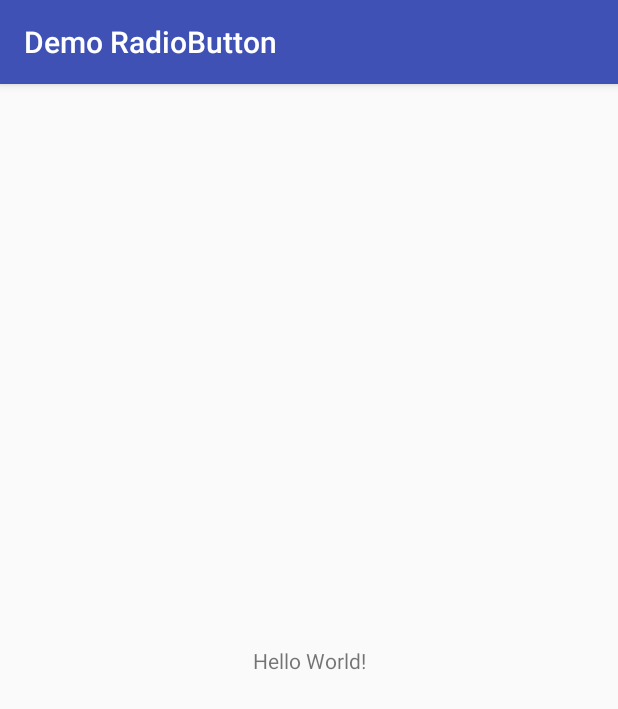
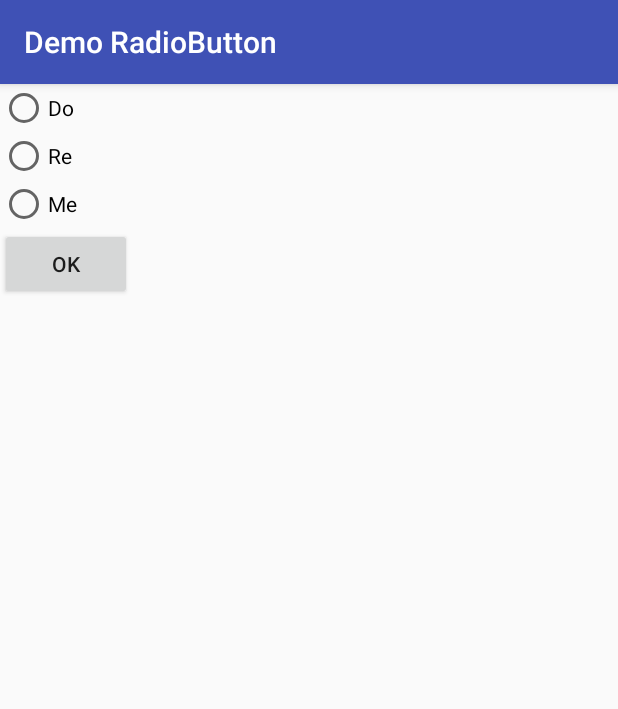
Before and after one commit to teozhirong1998/DemoRadioButton, an Android app: the screen it shows after launch (MainActivity), on a phone screen of 412 x 824 dp. Shown: the top 709 px of the screen. Run offline under Robolectric (Android 15) with nearby library versions, the phone set to English and light mode, and no system bars.

Commit message:
Update on activity_main and MainActivity

```diff
--- a/app/src/main/java/com/example/a16022635/demoradiobutton/MainActivity.java
+++ b/app/src/main/java/com/example/a16022635/demoradiobutton/MainActivity.java
@@ -2,12 +2,37 @@ package com.example.a16022635.demoradiobutton;
 
 import android.support.v7.app.AppCompatActivity;
 import android.os.Bundle;
+import android.view.View;
+import android.widget.Button;
+import android.widget.RadioButton;
+import android.widget.RadioGroup;
+import android.widget.Toast;
 
 public class MainActivity extends AppCompatActivity {
+
+    Button btnOk;
+    RadioGroup rg;
+    RadioButton rb;
 
     @Override
     protected void onCreate(Bundle savedInstanceState) {
         super.onCreate(savedInstanceState);
         setContentView(R.layout.activity_main);
-    }
+
+        btnOk = (Button) findViewById(R.id.btnOk);
+
+        btnOk.setOnClickListener(new View.OnClickListener() {
+            @Override
+            public void onClick(View v) {
+                //Get the RadioGroup object
+                rg = (RadioGroup) findViewById(R.id.radioGroup);
+                //Get the ID of the selected radio button in the RadioGroup
+                int selectedButtonId = rg.getCheckedRadioButtonId();
+                //Get the radio button object from the ID we had gotten above
+                rb = (RadioButton) findViewById(selectedButtonId);
+                //Show a Toast that display the text on the text on the selected radio button
+                Toast.makeText(getBaseContext(), rb.getText(), Toast.LENGTH_LONG).show();
+            }
+        });
+    };
 }
--- a/app/src/main/res/layout/activity_main.xml
+++ b/app/src/main/res/layout/activity_main.xml
@@ -1,18 +1,45 @@
 <?xml version="1.0" encoding="utf-8"?>
-<android.support.constraint.ConstraintLayout xmlns:android="http://schemas.android.com/apk/res/android"
+<LinearLayout xmlns:android="http://schemas.android.com/apk/res/android"
     xmlns:app="http://schemas.android.com/apk/res-auto"
     xmlns:tools="http://schemas.android.com/tools"
     android:layout_width="match_parent"
     android:layout_height="match_parent"
+    android:orientation="vertical"
     tools:context=".MainActivity">
 
-    <TextView
-        android:layout_width="wrap_content"
-        android:layout_height="wrap_content"
-        android:text="Hello World!"
-        app:layout_constraintBottom_toBottomOf="parent"
-        app:layout_constraintLeft_toLeftOf="parent"
-        app:layout_constraintRight_toRightOf="parent"
-        app:layout_constraintTop_toTopOf="parent" />
+    <RadioGroup
+        android:id="@+id/radioGroup"
+        android:layout_width="match_parent"
+        android:layout_height="wrap_content">
 
-</android.support.constraint.ConstraintLayout>
+        <RadioButton
+            android:id="@+id/radioButton3"
+            android:layout_width="wrap_content"
+            android:layout_height="wrap_content"
+            android:layout_weight="1"
+            android:text="Do" />
+
+        <RadioButton
+            android:id="@+id/radioButton2"
+            android:layout_width="wrap_content"
+            android:layout_height="wrap_content"
+            android:layout_weight="1"
+            android:text="Re" />
+
+        <RadioButton
+            android:id="@+id/radioButton"
+            android:layout_width="wrap_content"
+            android:layout_height="wrap_content"
+            android:layout_weight="1"
+            android:text="Me" />
+
+        <Button
+            android:id="@+id/btnOk"
+            android:layout_width="wrap_content"
+            android:layout_height="wrap_content"
+            android:layout_weight="1"
+            android:text="OK" />
+
+    </RadioGroup>
+
+</LinearLayout>
```
